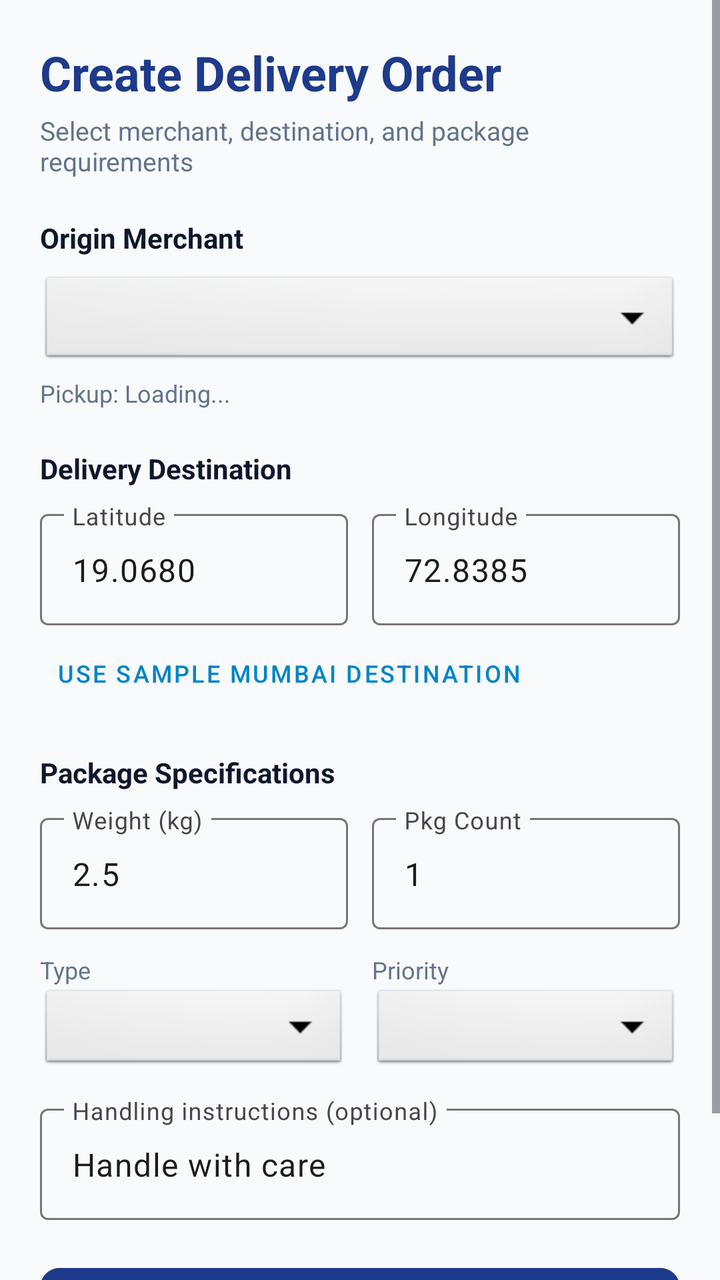
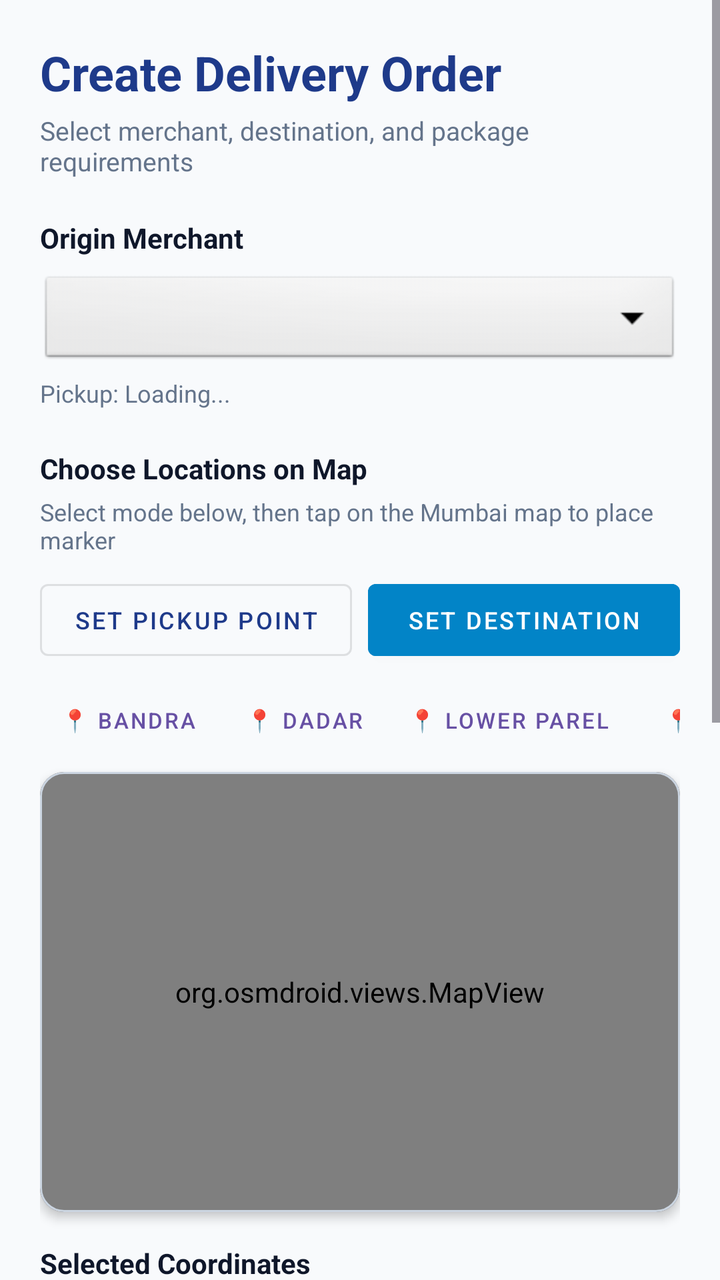

An Android layout rendered at two revisions. The XML below is the earlier revision; the diff shows what the commit changed to produce the second picture.
<!-- AndroidManifest.xml: application theme Theme.MicroFleet -->
<!-- res/layout/activity_create_order.xml -->
<?xml version="1.0" encoding="utf-8"?>
<ScrollView xmlns:android="http://schemas.android.com/apk/res/android"
    xmlns:app="http://schemas.android.com/apk/res-auto"
    xmlns:tools="http://schemas.android.com/tools"
    android:layout_width="match_parent"
    android:layout_height="match_parent"
    android:background="@color/background_light"
    android:fillViewport="true">

    <LinearLayout
        android:layout_width="match_parent"
        android:layout_height="wrap_content"
        android:orientation="vertical"
        android:padding="20dp">

        <TextView
            android:layout_width="wrap_content"
            android:layout_height="wrap_content"
            android:text="@string/title_create_order"
            android:textColor="@color/primary"
            android:textSize="24sp"
            android:textStyle="bold" />

        <TextView
            android:layout_width="wrap_content"
            android:layout_height="wrap_content"
            android:layout_marginTop="4dp"
            android:text="Select merchant, destination, and package requirements"
            android:textColor="@color/text_secondary"
            android:textSize="13sp" />

        
        <TextView
            android:layout_width="wrap_content"
            android:layout_height="wrap_content"
            android:layout_marginTop="20dp"
            android:text="Origin Merchant"
            android:textColor="@color/text_primary"
            android:textSize="14sp"
            android:textStyle="bold" />

        <ProgressBar
            android:id="@+id/progress_merchants"
            android:layout_width="24dp"
            android:layout_height="24dp"
            android:layout_marginTop="8dp"
            android:visibility="gone" />

        <Spinner
            android:id="@+id/spinner_merchants"
            android:layout_width="match_parent"
            android:layout_height="48dp"
            android:layout_marginTop="8dp"
            android:background="@android:drawable/btn_dropdown" />

        <TextView
            android:id="@+id/text_pickup_coords"
            android:layout_width="wrap_content"
            android:layout_height="wrap_content"
            android:layout_marginTop="4dp"
            android:text="Pickup: Loading..."
            android:textColor="@color/text_secondary"
            android:textSize="12sp" />

        <TextView
            android:id="@+id/text_no_merchants_warning"
            android:layout_width="match_parent"
            android:layout_height="wrap_content"
            android:layout_marginTop="8dp"
            android:background="#FEF2F2"
            android:padding="12dp"
            android:text="⚠️ No merchants found on backend. Please run:\npython backend/scripts/seed_demo.py\non your host machine."
            android:textColor="@color/error"
            android:textSize="13sp"
            android:visibility="gone" />

        
        <TextView
            android:layout_width="wrap_content"
            android:layout_height="wrap_content"
            android:layout_marginTop="20dp"
            android:text="Delivery Destination"
            android:textColor="@color/text_primary"
            android:textSize="14sp"
            android:textStyle="bold" />

        <LinearLayout
            android:layout_width="match_parent"
            android:layout_height="wrap_content"
            android:layout_marginTop="8dp"
            android:orientation="horizontal">

            <com.google.android.material.textfield.TextInputLayout
                android:layout_width="0dp"
                android:layout_height="wrap_content"
                android:layout_marginEnd="6dp"
                android:layout_weight="1"
                app:boxBackgroundMode="outline">

                <com.google.android.material.textfield.TextInputEditText
                    android:id="@+id/edit_delivery_lat"
                    android:layout_width="match_parent"
                    android:layout_height="wrap_content"
                    android:hint="Latitude"
                    android:inputType="numberDecimal|numberSigned"
                    android:text="19.0680" />
            </com.google.android.material.textfield.TextInputLayout>

            <com.google.android.material.textfield.TextInputLayout
                android:layout_width="0dp"
                android:layout_height="wrap_content"
                android:layout_marginStart="6dp"
                android:layout_weight="1"
                app:boxBackgroundMode="outline">

                <com.google.android.material.textfield.TextInputEditText
                    android:id="@+id/edit_delivery_lon"
                    android:layout_width="match_parent"
                    android:layout_height="wrap_content"
                    android:hint="Longitude"
                    android:inputType="numberDecimal|numberSigned"
                    android:text="72.8385" />
            </com.google.android.material.textfield.TextInputLayout>
        </LinearLayout>

        <Button
            android:id="@+id/btn_sample_coords"
            style="@style/Widget.MaterialComponents.Button.TextButton"
            android:layout_width="wrap_content"
            android:layout_height="wrap_content"
            android:text="Use Sample Mumbai Destination"
            android:textColor="@color/accent"
            android:textSize="12sp" />

        
        <TextView
            android:layout_width="wrap_content"
            android:layout_height="wrap_content"
            android:layout_marginTop="16dp"
            android:text="Package Specifications"
            android:textColor="@color/text_primary"
            android:textSize="14sp"
            android:textStyle="bold" />

        <LinearLayout
            android:layout_width="match_parent"
            android:layout_height="wrap_content"
            android:layout_marginTop="8dp"
            android:orientation="horizontal">

            <com.google.android.material.textfield.TextInputLayout
                android:layout_width="0dp"
                android:layout_height="wrap_content"
                android:layout_marginEnd="6dp"
                android:layout_weight="1"
                app:boxBackgroundMode="outline">

                <com.google.android.material.textfield.TextInputEditText
                    android:id="@+id/edit_weight"
                    android:layout_width="match_parent"
                    android:layout_height="wrap_content"
                    android:hint="Weight (kg)"
                    android:inputType="numberDecimal"
                    android:text="2.5" />
            </com.google.android.material.textfield.TextInputLayout>

            <com.google.android.material.textfield.TextInputLayout
                android:layout_width="0dp"
                android:layout_height="wrap_content"
                android:layout_marginStart="6dp"
                android:layout_weight="1"
                app:boxBackgroundMode="outline">

                <com.google.android.material.textfield.TextInputEditText
                    android:id="@+id/edit_package_count"
                    android:layout_width="match_parent"
                    android:layout_height="wrap_content"
                    android:hint="Pkg Count"
                    android:inputType="number"
                    android:text="1" />
            </com.google.android.material.textfield.TextInputLayout>
        </LinearLayout>

        <LinearLayout
            android:layout_width="match_parent"
            android:layout_height="wrap_content"
            android:layout_marginTop="12dp"
            android:orientation="horizontal">

            <LinearLayout
                android:layout_width="0dp"
                android:layout_height="wrap_content"
                android:layout_marginEnd="6dp"
                android:layout_weight="1"
                android:orientation="vertical">

                <TextView
                    android:layout_width="wrap_content"
                    android:layout_height="wrap_content"
                    android:text="Type"
                    android:textColor="@color/text_secondary"
                    android:textSize="12sp" />

                <Spinner
                    android:id="@+id/spinner_package_type"
                    android:layout_width="match_parent"
                    android:layout_height="44dp"
                    android:background="@android:drawable/btn_dropdown" />
            </LinearLayout>

            <LinearLayout
                android:layout_width="0dp"
                android:layout_height="wrap_content"
                android:layout_marginStart="6dp"
                android:layout_weight="1"
                android:orientation="vertical">

                <TextView
                    android:layout_width="wrap_content"
                    android:layout_height="wrap_content"
                    android:text="Priority"
                    android:textColor="@color/text_secondary"
                    android:textSize="12sp" />

                <Spinner
                    android:id="@+id/spinner_priority"
                    android:layout_width="match_parent"
                    android:layout_height="44dp"
                    android:background="@android:drawable/btn_dropdown" />
            </LinearLayout>
        </LinearLayout>

        <com.google.android.material.textfield.TextInputLayout
            android:layout_width="match_parent"
            android:layout_height="wrap_content"
            android:layout_marginTop="12dp"
            app:boxBackgroundMode="outline">

            <com.google.android.material.textfield.TextInputEditText
                android:id="@+id/edit_handling"
                android:layout_width="match_parent"
                android:layout_height="wrap_content"
                android:hint="@string/hint_handling"
                android:inputType="text"
                android:text="Handle with care" />
        </com.google.android.material.textfield.TextInputLayout>

        
        <ProgressBar
            android:id="@+id/progress_submitting"
            android:layout_width="wrap_content"
            android:layout_height="wrap_content"
            android:layout_gravity="center_horizontal"
            android:layout_marginTop="16dp"
            android:visibility="gone" />

        <Button
            android:id="@+id/btn_submit_order"
            android:layout_width="match_parent"
            android:layout_height="56dp"
            android:layout_marginTop="20dp"
            android:layout_marginBottom="30dp"
            android:backgroundTint="@color/primary"
            android:text="@string/btn_submit_order"
            android:textAllCaps="false"
            android:textSize="16sp"
            app:cornerRadius="10dp" />

    </LinearLayout>
</ScrollView>
<!-- resources referenced by this layout -->
<resources>
  <color name="accent">#0284C7</color>
  <color name="background_light">#F8FAFC</color>
  <color name="error">#EF4444</color>
  <color name="primary">#1E3A8A</color>
  <color name="text_primary">#0F172A</color>
  <color name="text_secondary">#64748B</color>
  <string name="btn_submit_order">Submit Order</string>
  <string name="hint_handling">Handling instructions (optional)</string>
  <string name="title_create_order">Create Delivery Order</string>
  <style name="Theme.MicroFleet" parent="Base.Theme.MicroFleet" />
  <style name="Base.Theme.MicroFleet" parent="Theme.Material3.DayNight.NoActionBar">
          
          
      </style>
</resources>

<!-- the commit's change to res/layout/activity_create_order.xml (unified diff, before → after) -->
@@ -79,11 +79,136 @@
             android:layout_width="wrap_content"
             android:layout_height="wrap_content"
             android:layout_marginTop="20dp"
-            android:text="Delivery Destination"
+            android:text="Choose Locations on Map"
             android:textColor="@color/text_primary"
             android:textSize="14sp"
             android:textStyle="bold" />
 
+        <TextView
+            android:id="@+id/text_map_instruction"
+            android:layout_width="wrap_content"
+            android:layout_height="wrap_content"
+            android:layout_marginTop="4dp"
+            android:text="Select mode below, then tap on the Mumbai map to place marker"
+            android:textColor="@color/text_secondary"
+            android:textSize="12sp" />
+
+        <LinearLayout
+            android:layout_width="match_parent"
+            android:layout_height="wrap_content"
+            android:layout_marginTop="8dp"
+            android:orientation="horizontal">
+
+            <Button
+                android:id="@+id/btn_mode_pickup"
+                style="@style/Widget.MaterialComponents.Button.OutlinedButton"
+                android:layout_width="0dp"
+                android:layout_height="wrap_content"
+                android:layout_marginEnd="4dp"
+                android:layout_weight="1"
+                android:text="Set Pickup Point"
+                android:textColor="@color/primary"
+                android:textSize="12sp" />
+
+            <Button
+                android:id="@+id/btn_mode_delivery"
+                style="@style/Widget.MaterialComponents.Button"
+                android:layout_width="0dp"
+                android:layout_height="wrap_content"
+                android:layout_marginStart="4dp"
+                android:layout_weight="1"
+                android:backgroundTint="@color/accent"
+                android:text="Set Destination"
+                android:textSize="12sp" />
+        </LinearLayout>
+
+        
+        <HorizontalScrollView
+            android:layout_width="match_parent"
+            android:layout_height="wrap_content"
+            android:layout_marginTop="8dp"
+            android:scrollbars="none">
+
+            <LinearLayout
+                android:layout_width="wrap_content"
+                android:layout_height="wrap_content"
+                android:orientation="horizontal">
+
+                <Button
+                    android:id="@+id/chip_bandra"
+                    style="@style/Widget.MaterialComponents.Button.TextButton"
+                    android:layout_width="wrap_content"
+                    android:layout_height="36dp"
+                    android:text="📍 Bandra"
+                    android:textSize="11sp" />
+
+                <Button
+                    android:id="@+id/chip_dadar"
+                    style="@style/Widget.MaterialComponents.Button.TextButton"
+                    android:layout_width="wrap_content"
+                    android:layout_height="36dp"
+                    android:text="📍 Dadar"
+                    android:textSize="11sp" />
+
+                <Button
+                    android:id="@+id/chip_lower_parel"
+                    style="@style/Widget.MaterialComponents.Button.TextButton"
+                    android:layout_width="wrap_content"
+                    android:layout_height="36dp"
+                    android:text="📍 Lower Parel"
+                    android:textSize="11sp" />
+
+                <Button
+                    android:id="@+id/chip_juhu"
+                    style="@style/Widget.MaterialComponents.Button.TextButton"
+                    android:layout_width="wrap_content"
+                    android:layout_height="36dp"
+                    android:text="📍 Juhu"
+                    android:textSize="11sp" />
+
+                <Button
+                    android:id="@+id/chip_borivali"
+                    style="@style/Widget.MaterialComponents.Button.TextButton"
+                    android:layout_width="wrap_content"
+                    android:layout_height="36dp"
+                    android:text="📍 Borivali"
+                    android:textSize="11sp" />
+
+                <Button
+                    android:id="@+id/chip_worli"
+                    style="@style/Widget.MaterialComponents.Button.TextButton"
+                    android:layout_width="wrap_content"
+                    android:layout_height="36dp"
+                    android:text="📍 Worli"
+                    android:textSize="11sp" />
+            </LinearLayout>
+        </HorizontalScrollView>
+
+        <com.google.android.material.card.MaterialCardView
+            android:layout_width="match_parent"
+            android:layout_height="220dp"
+            android:layout_marginTop="8dp"
+            app:cardCornerRadius="12dp"
+            app:cardElevation="3dp"
+            app:strokeColor="#CBD5E1"
+            app:strokeWidth="1dp">
+
+            <org.osmdroid.views.MapView
+                android:id="@+id/map_create_order"
+                android:layout_width="match_parent"
+                android:layout_height="match_parent" />
+        </com.google.android.material.card.MaterialCardView>
+
+        
+        <TextView
+            android:layout_width="wrap_content"
+            android:layout_height="wrap_content"
+            android:layout_marginTop="16dp"
+            android:text="Selected Coordinates"
+            android:textColor="@color/text_primary"
+            android:textSize="14sp"
+            android:textStyle="bold" />
+
         <LinearLayout
             android:layout_width="match_parent"
             android:layout_height="wrap_content"
@@ -101,7 +226,7 @@
                     android:id="@+id/edit_delivery_lat"
                     android:layout_width="match_parent"
                     android:layout_height="wrap_content"
-                    android:hint="Latitude"
+                    android:hint="Delivery Lat"
                     android:inputType="numberDecimal|numberSigned"
                     android:text="19.0680" />
             </com.google.android.material.textfield.TextInputLayout>
@@ -117,7 +242,7 @@
                     android:id="@+id/edit_delivery_lon"
                     android:layout_width="match_parent"
                     android:layout_height="wrap_content"
-                    android:hint="Longitude"
+                    android:hint="Delivery Lon"
                     android:inputType="numberDecimal|numberSigned"
                     android:text="72.8385" />
             </com.google.android.material.textfield.TextInputLayout>
@@ -128,7 +253,7 @@
             style="@style/Widget.MaterialComponents.Button.TextButton"
             android:layout_width="wrap_content"
             android:layout_height="wrap_content"
-            android:text="Use Sample Mumbai Destination"
+            android:text="Reset to Standard Mumbai Delivery"
             android:textColor="@color/accent"
             android:textSize="12sp" />
 
